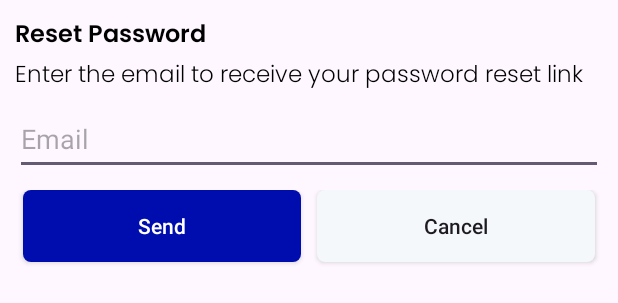
After one commit to IsuruPD/VirtuMart_App, an Android app: the layout reset_password.xml on its own in the app's theme, with its tools: preview values and no code run, on a phone screen of 412 x 824 dp. The commit adds this screen. Shown: the top 303 px of the screen. Run offline under Robolectric (Android 15) with nearby library versions, the phone set to English and light mode, and no system bars.

Commit message:
Implemented Reset Password Feature

```diff
--- /dev/null
+++ b/app/src/main/res/layout/reset_password.xml
@@ -0,0 +1,81 @@
+<?xml version="1.0" encoding="utf-8"?>
+<androidx.constraintlayout.widget.ConstraintLayout
+    xmlns:android="http://schemas.android.com/apk/res/android"
+    android:layout_width="match_parent"
+    android:layout_height="wrap_content"
+    xmlns:app="http://schemas.android.com/apk/res-auto">
+
+    <TextView
+        android:id="@+id/resetPassTitleTxt"
+        android:layout_width="wrap_content"
+        android:layout_height="wrap_content"
+        android:layout_marginTop="10dp"
+        android:layout_marginStart="10dp"
+        app:layout_constraintStart_toStartOf="parent"
+        app:layout_constraintTop_toTopOf="parent"
+        android:text="Reset Password"
+        android:textColor="@color/black"
+        android:textStyle="bold"
+        android:textSize="16sp"
+        android:fontFamily="@font/poppins_thin"/>
+
+    <TextView
+        android:id="@+id/resetPassMessageTxt"
+        android:layout_width="0dp"
+        android:layout_height="wrap_content"
+        android:layout_marginStart="10dp"
+        android:layout_marginEnd="10dp"
+        android:fontFamily="@font/poppins_light"
+        android:text="Enter the email to receive your password reset link"
+        android:textColor="@color/black"
+        android:textSize="15sp"
+        app:layout_constraintEnd_toEndOf="parent"
+        app:layout_constraintStart_toStartOf="parent"
+        app:layout_constraintTop_toBottomOf="@+id/resetPassTitleTxt" />
+
+    <EditText
+        android:id="@+id/resetPassEdtTxt"
+        android:layout_width="0dp"
+        android:layout_height="48dp"
+        android:layout_marginTop="5dp"
+        android:hint="Email"
+        app:layout_constraintEnd_toEndOf="@+id/resetPassMessageTxt"
+        app:layout_constraintStart_toStartOf="@+id/resetPassMessageTxt"
+        app:layout_constraintTop_toBottomOf="@+id/resetPassMessageTxt" />
+
+    <LinearLayout
+        android:layout_width="0dp"
+        android:layout_height="wrap_content"
+        android:orientation="horizontal"
+        android:layout_marginTop="10dp"
+        app:layout_constraintTop_toBottomOf="@id/resetPassEdtTxt"
+        app:layout_constraintStart_toStartOf="@id/resetPassEdtTxt"
+        app:layout_constraintEnd_toEndOf="@id/resetPassEdtTxt">
+
+        <androidx.appcompat.widget.AppCompatButton
+            android:id="@+id/resetPassSendBtn"
+            android:layout_width="wrap_content"
+            android:layout_height="wrap_content"
+            android:layout_marginStart="5dp"
+            android:layout_marginEnd="5dp"
+            android:layout_weight="1"
+            android:background="@drawable/blue_background"
+            android:text="Send"
+            android:textColor="@color/white"
+            android:textAllCaps="false"
+            android:layout_marginBottom="10dp"/>
+
+        <androidx.appcompat.widget.AppCompatButton
+            android:id="@+id/resetPassCancelBtn"
+            android:layout_width="wrap_content"
+            android:layout_height="wrap_content"
+            android:layout_marginStart="5dp"
+            android:layout_marginEnd="5dp"
+            android:layout_weight="1"
+            android:background="@drawable/white_background"
+            android:text="Cancel"
+            android:textAllCaps="false"
+            android:layout_marginBottom="10dp"/>
+    </LinearLayout>
+
+</androidx.constraintlayout.widget.ConstraintLayout>
--- a/app/src/main/res/values/styles.xml
+++ b/app/src/main/res/values/styles.xml
@@ -51,7 +51,12 @@
         <item name="android:fontFamily">@font/poppins_light</item>
     </style>
 
+    <style name="dialogStyle" parent="Theme.Design.Light.BottomSheetDialog">
+        <item name="android:windowIsFloating">false</item>
+        <item name="android:statusBarColor">@android:color/transparent</item>
+        <item name="android:windowSoftInputMode">adjustResize</item>
 
+    </style>
 
 <!--    @dimen/h2TextSize-->
 <!--    <dimen name="h3TextSize">22sp</dimen>-->
```
Also changed, not shown: app/src/main/java/com/unitytests/virtumarttest/dialogBoxes/resetPasswordDialog.kt (added, +30 -0 lines), app/src/main/java/com/unitytests/virtumarttest/fragments/logregpckg/loginFragment.kt (+25 -0 lines), app/src/main/java/com/unitytests/virtumarttest/viewmodel/LoginVM.kt (+22 -0 lines).
